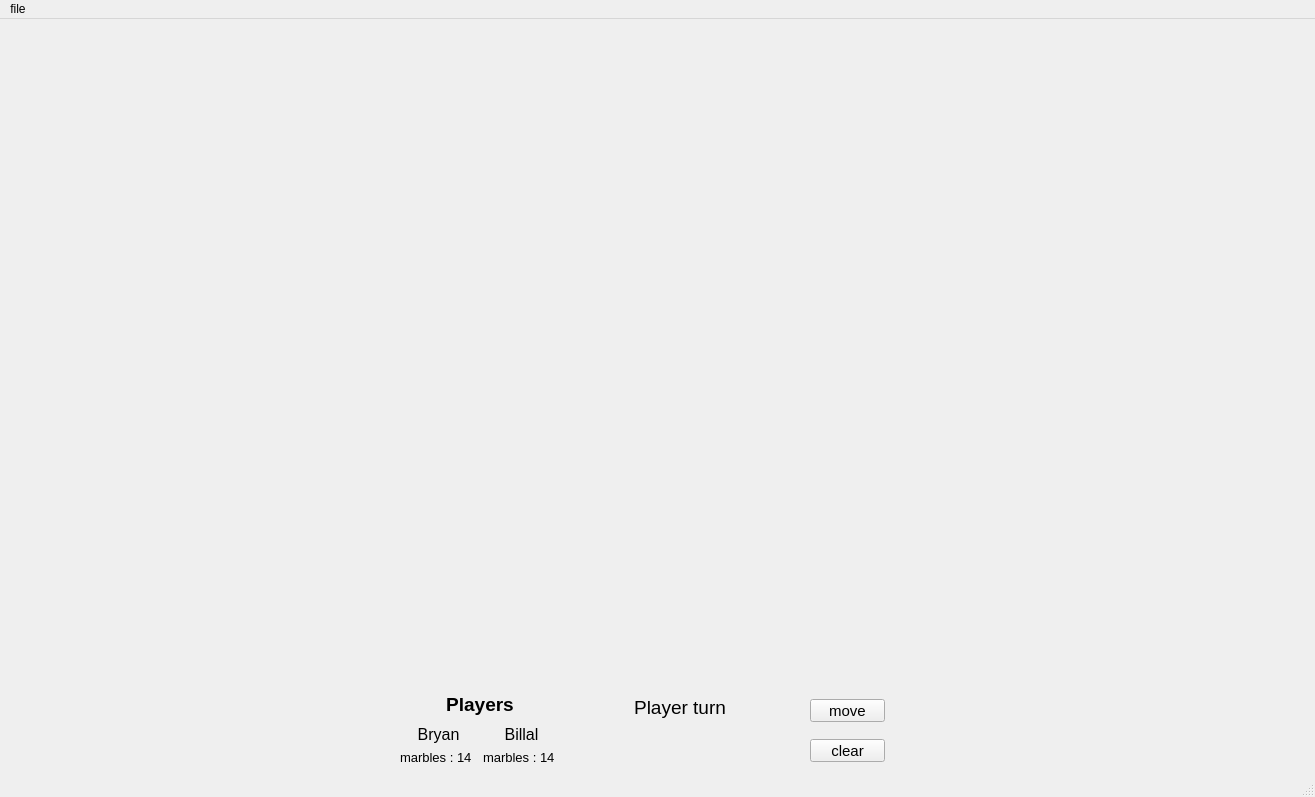
First picture: the form in Abalone/src/gui/mainwindow.ui, repository Bryan-Gregoire/Abalone, before the edit.
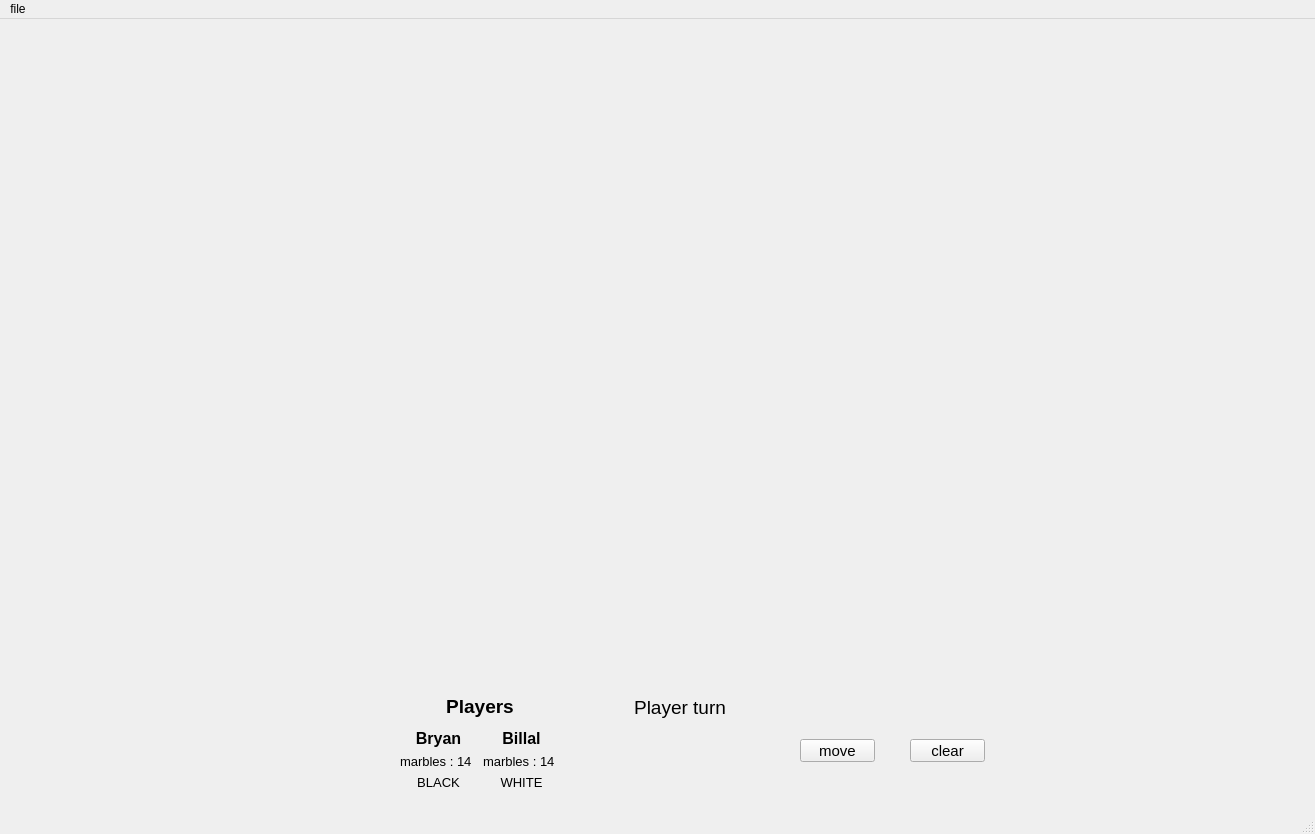
Second picture: the form after the edit.

What changed in the file:
```diff
--- a/Abalone/src/gui/mainwindow.ui
+++ b/Abalone/src/gui/mainwindow.ui
@@ -7,7 +7,7 @@
     <x>0</x>
     <y>0</y>
     <width>1315</width>
-    <height>797</height>
+    <height>834</height>
    </rect>
   </property>
   <property name="windowTitle">
@@ -20,7 +20,7 @@
       <x>400</x>
       <y>670</y>
       <width>160</width>
-      <height>76</height>
+      <height>101</height>
      </rect>
     </property>
     <layout class="QVBoxLayout" name="verticalLayout_3">
@@ -52,6 +52,8 @@
            <property name="font">
             <font>
              <pointsize>12</pointsize>
+             <weight>75</weight>
+             <bold>true</bold>
             </font>
            </property>
            <property name="text">
@@ -74,6 +76,21 @@
            </property>
           </widget>
          </item>
+         <item>
+          <widget class="QLabel" name="label">
+           <property name="font">
+            <font>
+             <pointsize>10</pointsize>
+            </font>
+           </property>
+           <property name="text">
+            <string>BLACK</string>
+           </property>
+           <property name="alignment">
+            <set>Qt::AlignCenter</set>
+           </property>
+          </widget>
+         </item>
         </layout>
        </item>
        <item>
@@ -83,6 +100,8 @@
            <property name="font">
             <font>
              <pointsize>12</pointsize>
+             <weight>75</weight>
+             <bold>true</bold>
             </font>
            </property>
            <property name="text">
@@ -123,6 +142,21 @@
            </property>
           </widget>
          </item>
+         <item>
+          <widget class="QLabel" name="label_2">
+           <property name="font">
+            <font>
+             <pointsize>10</pointsize>
+            </font>
+           </property>
+           <property name="text">
+            <string>WHITE</string>
+           </property>
+           <property name="alignment">
+            <set>Qt::AlignCenter</set>
+           </property>
+          </widget>
+         </item>
         </layout>
        </item>
       </layout>
@@ -189,8 +223,8 @@
    <widget class="QPushButton" name="moveButton">
     <property name="geometry">
      <rect>
-      <x>810</x>
-      <y>680</y>
+      <x>800</x>
+      <y>720</y>
       <width>75</width>
       <height>23</height>
      </rect>
@@ -207,7 +241,7 @@
    <widget class="QLabel" name="abaPro">
     <property name="geometry">
      <rect>
-      <x>930</x>
+      <x>800</x>
       <y>680</y>
       <width>301</width>
       <height>21</height>
@@ -252,7 +286,7 @@
    <widget class="QPushButton" name="clearSelect">
     <property name="geometry">
      <rect>
-      <x>810</x>
+      <x>910</x>
       <y>720</y>
       <width>75</width>
       <height>23</height>
```
